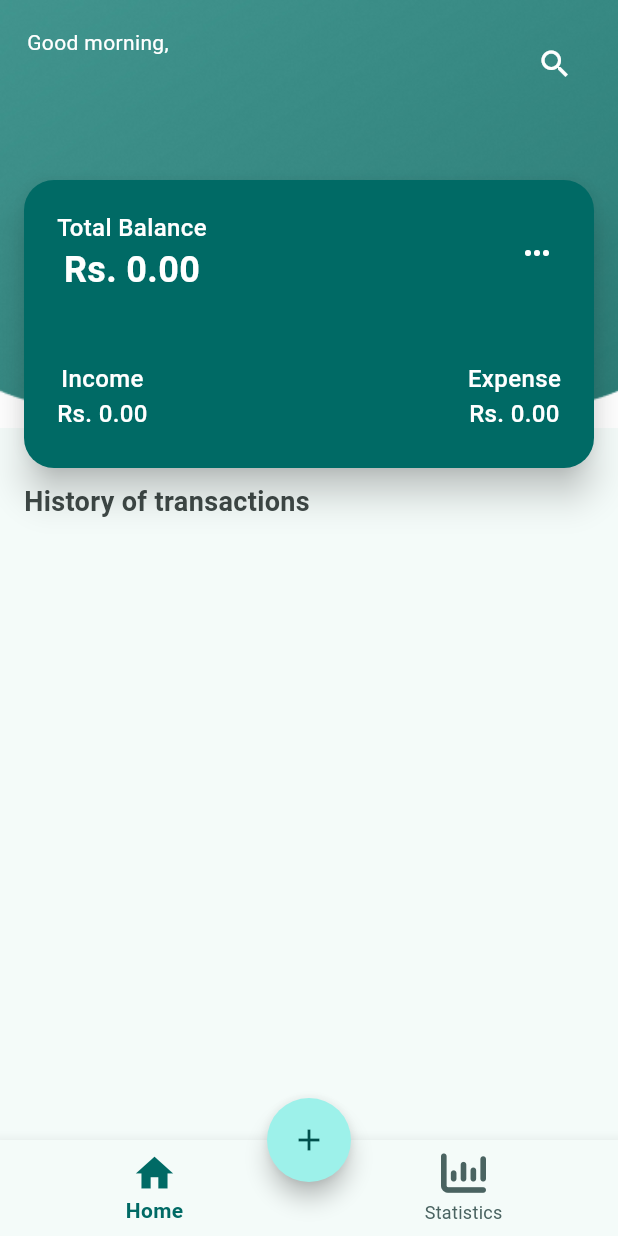
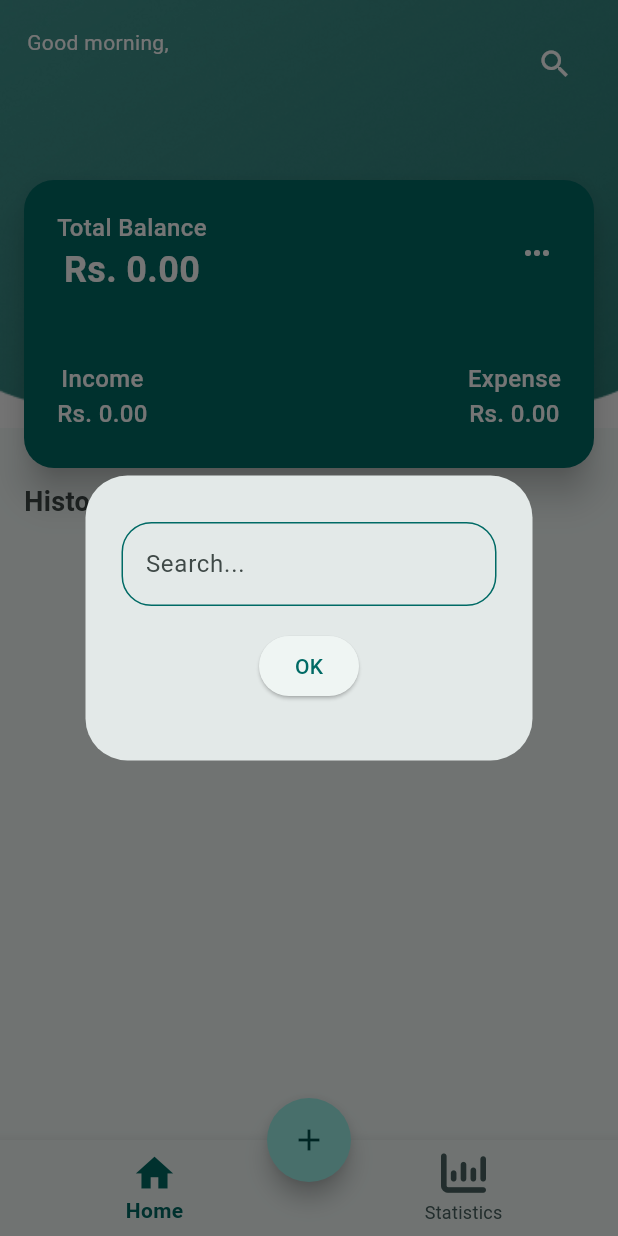
Before and after one commit to MoEhab74/expense_tracker, a Flutter app: the screen it shows once a user with an empty profile is signed in, after a tap on the "search" icon, on a phone screen of 412 x 824 dp. Run offline on Flutter 3.47's test engine with Material 3 defaults, Android fonts, the phone set to English and light mode, and no system bars; our stand-ins replace firebase_auth, firebase_core, flutter_bloc, flutter_native_splash, font_awesome_flutter, hive and 2 more; accounts and stored records are empty.

Commit message:
Add Search dialog

```diff
--- a/lib/widgets/home_view_stack.dart
+++ b/lib/widgets/home_view_stack.dart
@@ -1,11 +1,24 @@
+import 'package:expense_tracker/cubits/expenses_cubit/expenses_cubit.dart';
 import 'package:expense_tracker/helper/constants.dart';
+import 'package:expense_tracker/helper/helper_dialog.dart';
 import 'package:expense_tracker/views/profile_view.dart';
 import 'package:expense_tracker/widgets/balance_card.dart';
 import 'package:firebase_auth/firebase_auth.dart';
+import 'package:firebase_core/firebase_core.dart';
 import 'package:flutter/material.dart';
+import 'package:flutter_bloc/flutter_bloc.dart';
 
-class HomeViewStack extends StatelessWidget {
+class HomeViewStack extends StatefulWidget {
   const HomeViewStack({super.key});
+
+  @override
+  State<HomeViewStack> createState() => _HomeViewStackState();
+}
+
+class _HomeViewStackState extends State<HomeViewStack> {
+  final TextEditingController _searchController = TextEditingController();
+
+
 
   @override
   Widget build(BuildContext context) {
@@ -36,7 +49,7 @@ class HomeViewStack extends StatelessWidget {
                         Navigator.pushNamed(context, ProfileView.profileRoute);
                       },
                       child: Text(
-                        currentUser,
+                        FirebaseAuth.instance.currentUser!.email!,
                         style: TextStyle(
                           color: Theme.of(context).colorScheme.onPrimary,
                           fontSize: 20,
@@ -52,7 +65,44 @@ class HomeViewStack extends StatelessWidget {
                     Icons.search,
                     color: Theme.of(context).colorScheme.onPrimary,
                   ),
-                  onPressed: () {},
+                  onPressed: () {
+                    // Search Dialog
+                    showDialog(
+                      context: context,
+                      builder: (context) => AlertDialog(
+                        content: SizedBox(
+                          height: 150,
+                          width: 250,
+                          child: Column(
+                            mainAxisAlignment: MainAxisAlignment.center,
+                            children: [
+                              SearchField(searchController: _searchController),
+                              const SizedBox(height: 16),
+                              ElevatedButton(
+                                onPressed: () {
+                                  Navigator.of(context).pop();
+                                  _searchController.clear();
+
+                                  // Handle search action
+                                  // Trigger the search method from the ExpensesCubit
+                                  BlocProvider.of<ExpensesCubit>(
+                                    context,
+                                  ).searchForExpenseByTitle(
+                                    _searchController.text,
+                                  );
+                                  // Fetch all new expenses after searching
+                                  BlocProvider.of<ExpensesCubit>(
+                                    context,
+                                  ).fetchAllExpenses();
+                                },
+                                child: const Text('OK'),
+                              ),
+                            ],
+                          ),
+                        ),
+                      ),
+                    );
+                  },
                 ),
               ],
             ),
@@ -68,3 +118,51 @@ class HomeViewStack extends StatelessWidget {
     );
   }
 }
+
+class SearchField extends StatelessWidget {
+  const SearchField({
+    super.key,
+    required TextEditingController searchController,
+  }) : _searchController = searchController;
+
+  final TextEditingController _searchController;
+
+  @override
+  Widget build(BuildContext context) {
+    return TextFormField(
+      controller: _searchController,
+      onSaved: (value) {
+        // Save the search query
+        _searchController.text = value ?? '';
+      },
+      decoration: InputDecoration(
+        hintText: 'Search...',
+        enabledBorder: OutlineInputBorder(
+          borderSide: BorderSide(
+            color: Theme.of(
+              context,
+            ).colorScheme.primary,
+          ),
+          borderRadius: BorderRadius.circular(20),
+        ),
+        focusedBorder: OutlineInputBorder(
+          borderSide: BorderSide(
+            color: Theme.of(
+              context,
+            ).colorScheme.primary,
+          ),
+          borderRadius: BorderRadius.circular(20),
+        ),
+        focusedErrorBorder: OutlineInputBorder(
+          borderSide: BorderSide(
+            color: Theme.of(
+              context,
+            ).colorScheme.error,
+          ),
+          borderRadius: BorderRadius.circular(20),
+        ),
+        border: const OutlineInputBorder(),
+      ),
+    );
+  }
+}
```
Also changed, not shown: lib/helper/helper_dialog.dart (+52 -0 lines).
